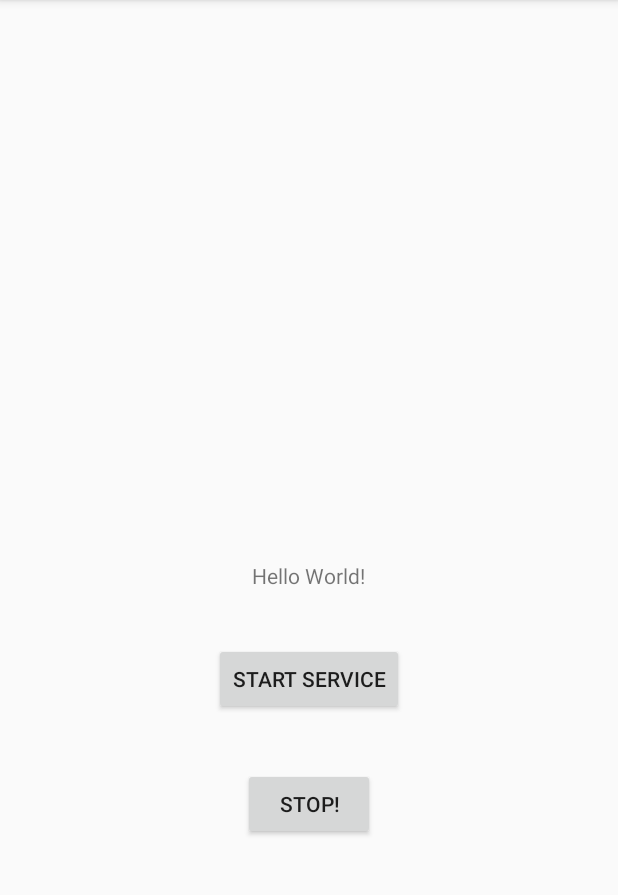
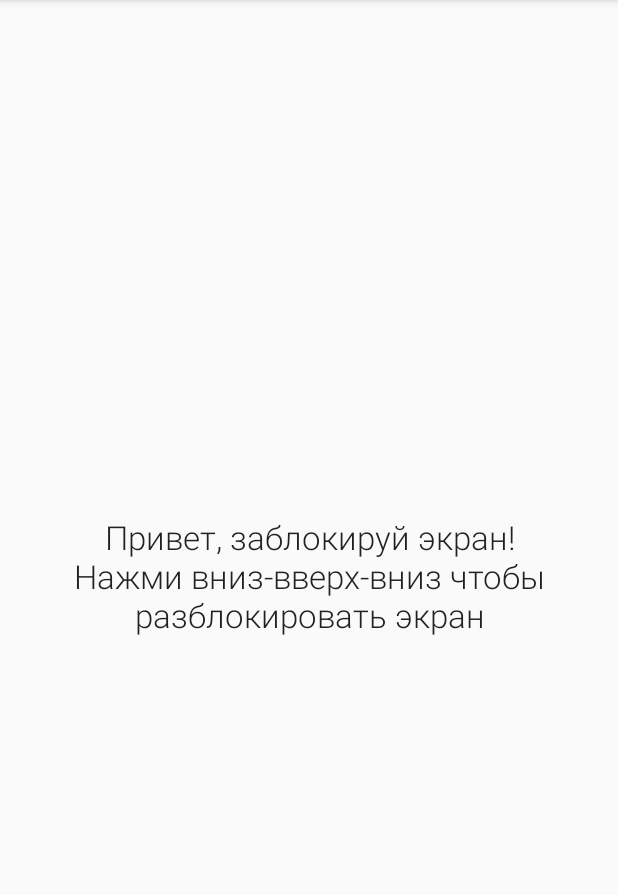
Before and after one commit to crosshp/Unlock, an Android app: the screen it shows after launch (MainActivity), on a phone screen of 412 x 824 dp, the part 84-979 px from its top. Run offline under Robolectric (Android 15) with nearby library versions, the phone set to English and light mode, and no system bars.

Commit message:
Убрал кнопки

```diff
--- a/app/src/main/res/layout/activity_main.xml
+++ b/app/src/main/res/layout/activity_main.xml
@@ -10,30 +10,13 @@
     tools:context="com.learn_thing.animation.MainActivity">
 
     <TextView
+        android:id="@+id/textView"
         android:layout_width="wrap_content"
         android:layout_height="wrap_content"
-        android:text="Hello World!"
-        android:layout_centerInParent="true"
-        android:id="@+id/textView" />
-
-    <Button
-        android:layout_width="wrap_content"
-        android:layout_height="wrap_content"
-        android:text="Start Service"
-        android:id="@+id/button"
-        android:layout_below="@+id/textView"
         android:layout_centerHorizontal="true"
-        android:layout_marginTop="35dp"
-        android:onClick="clickk" />
-
-    <Button
-        android:layout_width="wrap_content"
-        android:layout_height="wrap_content"
-        android:text="Stop!"
-        android:id="@+id/button2"
-        android:layout_below="@+id/button"
-        android:layout_centerHorizontal="true"
-        android:layout_marginTop="35dp"
-        android:onClick="stopClick" />
-
+        android:layout_centerVertical="true"
+        android:fontFamily="sans-serif-light"
+        android:text="@string/text"
+        android:textAlignment="center"
+        android:textAppearance="?android:attr/textAppearanceLarge" />
 </RelativeLayout>
--- a/app/src/main/res/values/strings.xml
+++ b/app/src/main/res/values/strings.xml
@@ -1,3 +1,4 @@
 <resources>
     <string name="app_name">Animation</string>
+    <string name="text">Привет, заблокируй экран!\nНажми вниз-вверх-вниз чтобы разблокировать экран </string>
 </resources>
```
